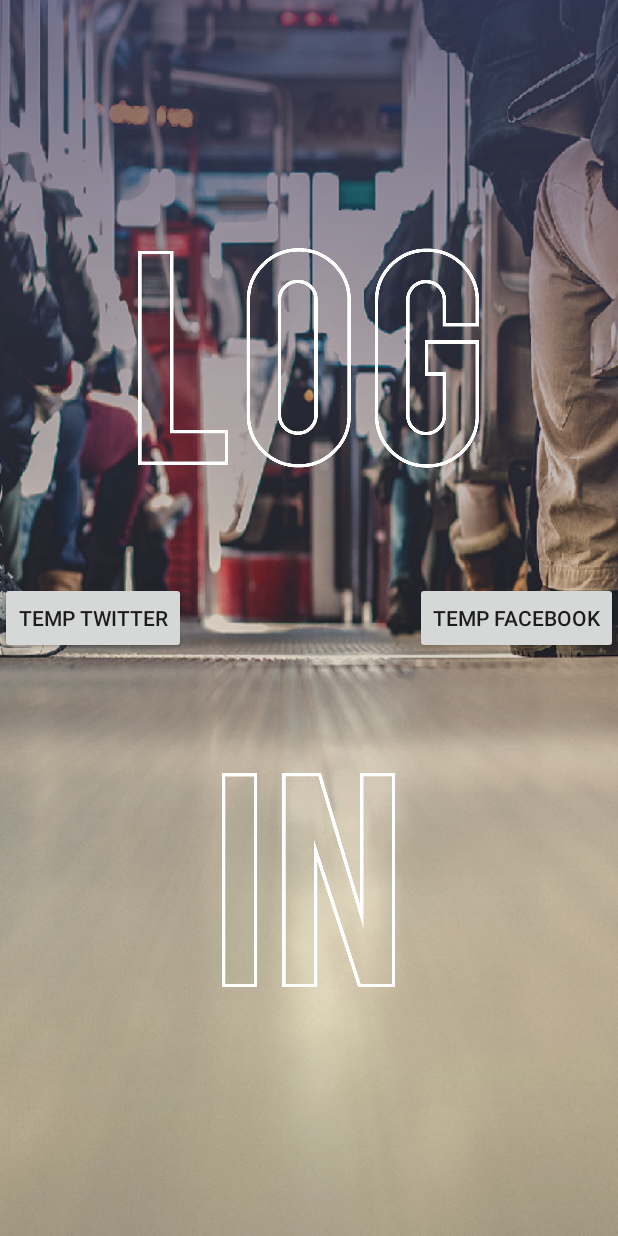
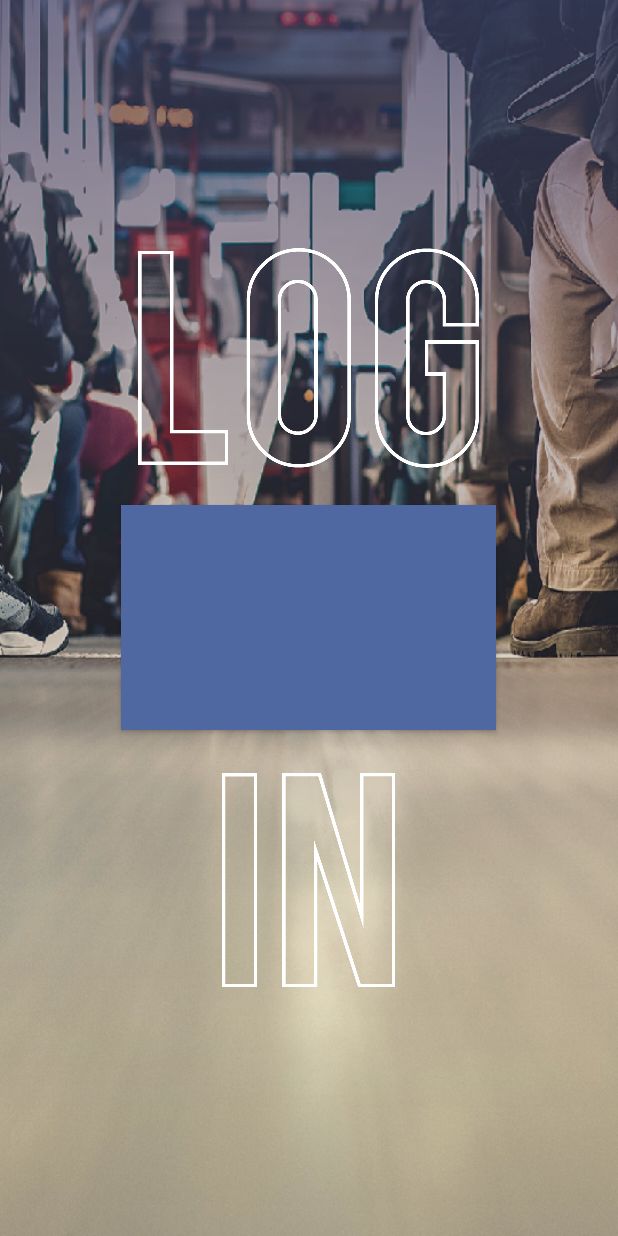
Before and after one commit to SpaceCakeTeam/SuggestMe-Android, an Android app: the layout fragment_login.xml on its own in the app's theme, with its tools: preview values and no code run, on a phone screen of 412 x 824 dp. Run offline under Robolectric (Android 15) with nearby library versions, the phone set to English and light mode, and no system bars.

Commit message:
android app v1.0 DONE. Now we need final assets and token for social login

```diff
--- a/app/src/main/res/layout/fragment_login.xml
+++ b/app/src/main/res/layout/fragment_login.xml
@@ -12,38 +12,20 @@
         android:id="@+id/imageView"
         android:layout_gravity="center"
         android:background="@drawable/login_scritta"/>
-<!--
-    <Button
-        android:layout_width="250dp"
-        android:layout_height="140dp"
-        android:id="@+id/imageButton"
-        android:layout_gravity="center_horizontal|center_vertical"
-
-        android:background="@layout/fb_btn_shape"
-        android:rotation="0"
-        android:rotationY="0" />
--->
-
 
     <Button
-        android:layout_width="wrap_content"
-        android:layout_height="wrap_content"
-        android:text="TEMP FACEBOOK"
-        android:id="@+id/login_facebook_main_button"
-        android:layout_gravity="right|center_vertical" />
-
-    <Button
-        android:layout_width="wrap_content"
-        android:layout_height="wrap_content"
-        android:text="TEMP TWITTER"
-        android:id="@+id/login_twitter_main_button"
-        android:layout_gravity="left|center_vertical" />
+        android:id="@+id/login_social_main_button"
+        android:layout_width="250dp"
+        android:layout_height="150dp"
+        android:gravity="center|center_horizontal|center_vertical"
+        android:layout_gravity="center"
+        android:background="@color/palette_primary_light"/>
 
     <TextView
         android:layout_width="wrap_content"
         android:layout_height="wrap_content"
         android:text="@string/login_done"
-        android:textSize="24dp"
+        android:textSize="@dimen/text_size_medium"
         android:textColor="@color/palette_black"
         android:background="@drawable/corner_radius"
         android:id="@+id/login_done"
--- a/app/src/main/res/values/dimens.xml
+++ b/app/src/main/res/values/dimens.xml
@@ -3,4 +3,5 @@
     <dimen name="activity_horizontal_margin">0dp</dimen>
     <dimen name="activity_vertical_margin">0dp</dimen>
     <dimen name="navigation_drawer_width">240dp</dimen>
+    <dimen name="text_size_medium">24sp</dimen>
 </resources>
```
Also changed, not shown: app/src/main/java/it/suggestme/ui/fragment/LoginFragment.java (+27 -14 lines), app/src/main/java/it/suggestme/ui/tutorialpages/TutorialPageFragment.java (+21 -7 lines), app/src/main/res/drawable/ham_background.xml (added, +8 -0 lines), app/src/main/res/layout/fb_btn_shape.xml (deleted, +0 -29 lines), app/src/main/res/layout/fragment_navigation_drawer.xml (+3 -19 lines), app/src/main/res/layout/fragment_tutorial__page_5.xml (+6 -12 lines), app/src/main/res/drawable-xxhdpi/ham_pattern_menu.png (added).
